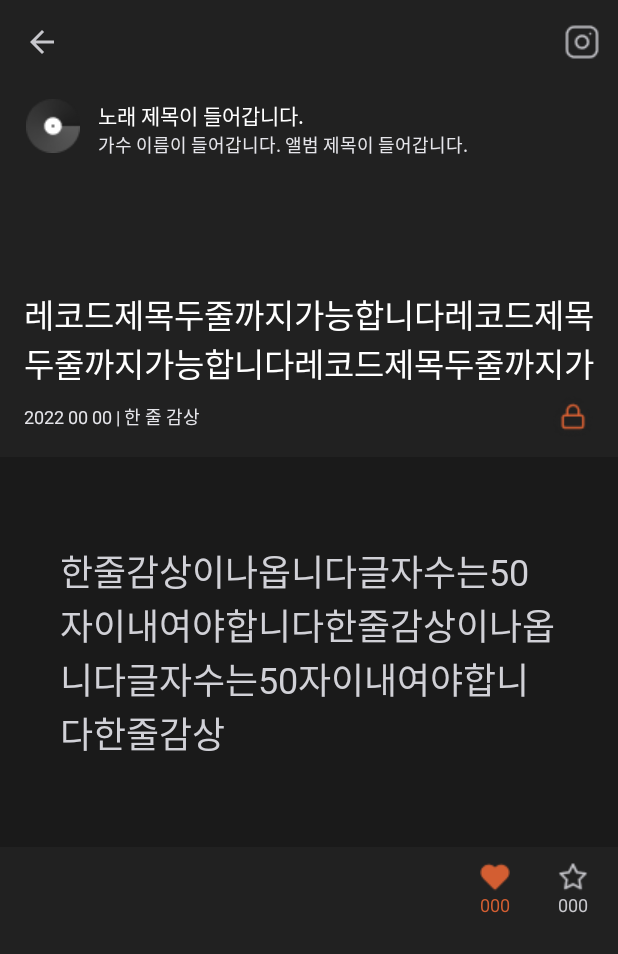
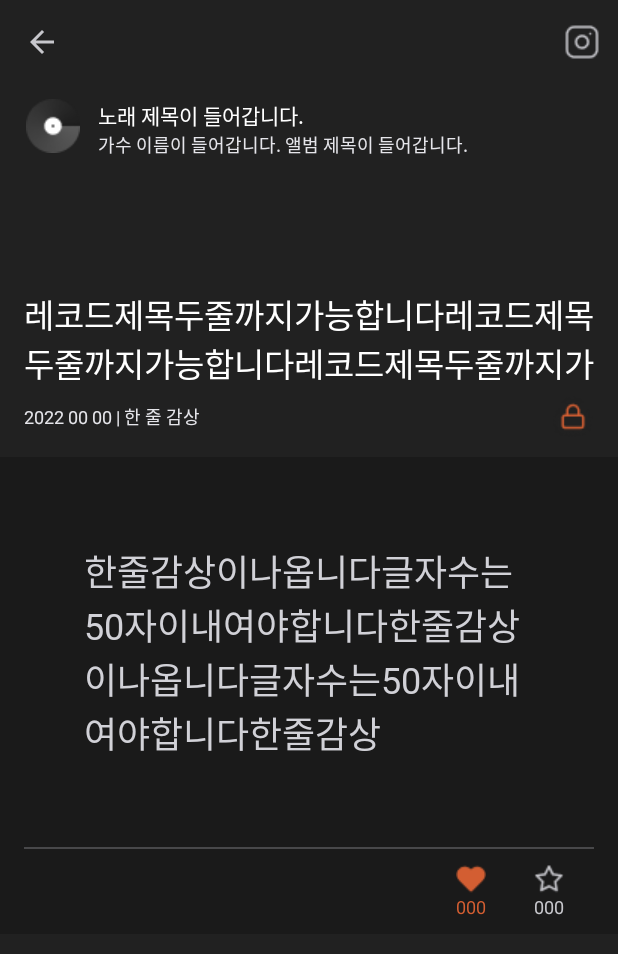
Before and after one commit to CMC-9th-INFINITY/omos-aos, an Android app: the RecordDetailActivity screen opened directly, with no data from a screen before it, on a phone screen of 412 x 824 dp. Shown: the top 954 px of the screen. Run offline under Robolectric (Android 15) with nearby library versions, the phone set to English and light mode, and no system bars.

Commit message:
Complete DetailActivity UI

```diff
--- a/app/src/main/java/com/infinity/omos/LoginActivity.kt
+++ b/app/src/main/java/com/infinity/omos/LoginActivity.kt
@@ -24,6 +24,7 @@ import com.infinity.omos.databinding.ActivityLoginBinding
 import com.infinity.omos.viewmodels.LoginViewModel
 import com.kakao.sdk.auth.model.OAuthToken
 import com.kakao.sdk.common.model.AuthErrorCause.*
+import com.kakao.sdk.common.util.Utility
 import com.kakao.sdk.user.UserApiClient
 import kotlinx.android.synthetic.main.activity_login.*
 
@@ -33,6 +34,9 @@ class LoginActivity : AppCompatActivity() {
 
     override fun onCreate(savedInstanceState: Bundle?) {
         super.onCreate(savedInstanceState)
+
+        val keyHash = Utility.getKeyHash(this)
+        Log.d("Hash", keyHash)
 
         context = this
 
--- a/app/src/main/res/layout/activity_record_detail.xml
+++ b/app/src/main/res/layout/activity_record_detail.xml
@@ -123,6 +123,13 @@
 
     </androidx.constraintlayout.widget.ConstraintLayout>
 
+    <LinearLayout
+        android:layout_width="match_parent"
+        android:layout_height="wrap_content"
+        android:orientation="vertical"
+        android:paddingHorizontal="16dp"
+        android:background="@color/deep_dark">
+
         <TextView
             android:id="@+id/record_contents"
             android:layout_width="wrap_content"
@@ -133,8 +140,13 @@
             android:textSize="24sp"
             android:textColor="@color/gray_02"
             android:fontFamily="@font/cafe24oneprettynight"
-        android:maxLength="50"
-        android:background="@color/deep_dark"/>
+            android:maxLength="50"/>
+
+        <View
+            android:layout_width="match_parent"
+            android:layout_height="2px"
+            android:layout_gravity="center"
+            android:background="@color/divide"/>
 
         <androidx.constraintlayout.widget.ConstraintLayout
             android:layout_width="match_parent"
@@ -189,5 +201,6 @@
 
         </androidx.constraintlayout.widget.ConstraintLayout>
 
+    </LinearLayout>
 
 </LinearLayout>
```
Lines whose indentation alone changed are shown as unchanged.
